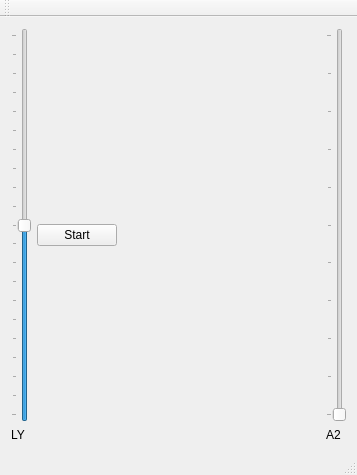
This is Anduin/HexPCController/Controller/Controller/controller.ui in FunkyLoiso/flprojects as Qt 5 draws it before an edit. The edited form follows.
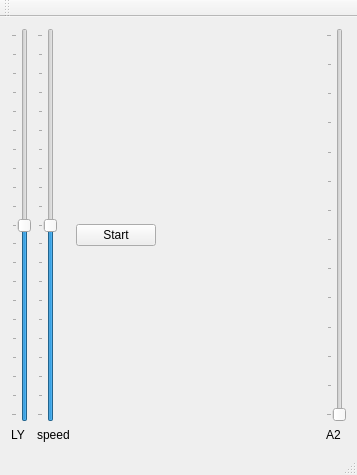
This is the edited form.

What changed in the file:
```diff
--- a/Anduin/HexPCController/Controller/Controller/controller.ui
+++ b/Anduin/HexPCController/Controller/Controller/controller.ui
@@ -49,13 +49,43 @@
      </layout>
     </item>
     <item row="0" column="1">
+     <layout class="QVBoxLayout" name="verticalLayout_3">
+      <item>
+       <widget class="QSlider" name="sSpeed">
+        <property name="minimum">
+         <number>-100</number>
+        </property>
+        <property name="maximum">
+         <number>100</number>
+        </property>
+        <property name="orientation">
+         <enum>Qt::Vertical</enum>
+        </property>
+        <property name="tickPosition">
+         <enum>QSlider::TicksAbove</enum>
+        </property>
+        <property name="tickInterval">
+         <number>10</number>
+        </property>
+       </widget>
+      </item>
+      <item>
+       <widget class="QLabel" name="label_3">
+        <property name="text">
+         <string>speed</string>
+        </property>
+       </widget>
+      </item>
+     </layout>
+    </item>
+    <item row="0" column="2">
      <widget class="QPushButton" name="bStart">
       <property name="text">
        <string>Start</string>
       </property>
      </widget>
     </item>
-    <item row="0" column="2">
+    <item row="0" column="3">
      <spacer name="horizontalSpacer">
       <property name="orientation">
        <enum>Qt::Horizontal</enum>
@@ -68,12 +98,12 @@
       </property>
      </spacer>
     </item>
-    <item row="0" column="3">
+    <item row="0" column="4">
      <layout class="QVBoxLayout" name="verticalLayout_2">
       <item>
        <widget class="QSlider" name="sSensorValue">
         <property name="maximum">
-         <number>1000</number>
+         <number>1300</number>
         </property>
         <property name="orientation">
          <enum>Qt::Vertical</enum>
```
